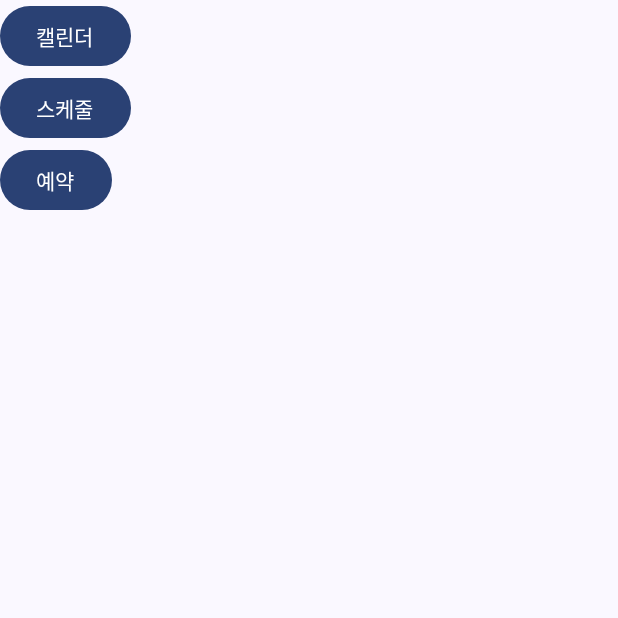
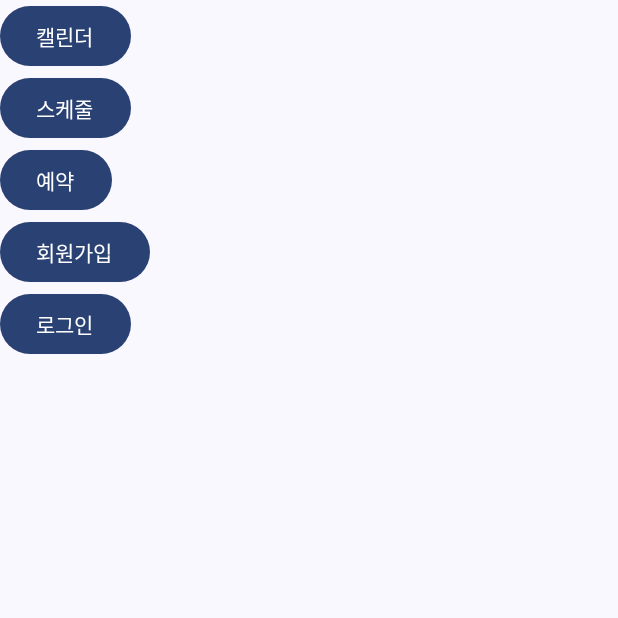
Before and after one commit to KDT-SIX-EYE/fitsync, an Android app built with Jetpack Compose: the screen it shows after launch (MainActivity), on a phone screen of 412 x 824 dp, the top half of it. Run offline under Robolectric (Android 15) with nearby library versions, the phone set to English and light mode, and no system bars.

Commit message:
add .button

```diff
--- a/app/src/main/java/com/example/fitsync/MainActivity.kt
+++ b/app/src/main/java/com/example/fitsync/MainActivity.kt
@@ -44,6 +44,18 @@ class MainActivity : ComponentActivity() {
                         }) {
                             Text(text = "예약")
                         }
+                        Button(onClick = {
+                            val intent = Intent(context, Membership::class.java)
+                            context.startActivity(intent)
+                        }) {
+                            Text(text = "회원가입")
+                        }
+                        Button(onClick = {
+                            val intent = Intent(context, LoginActivity::class.java)
+                            context.startActivity(intent)
+                        }) {
+                            Text(text = "로그인")
+                        }
                     }
                 }
             }
```
